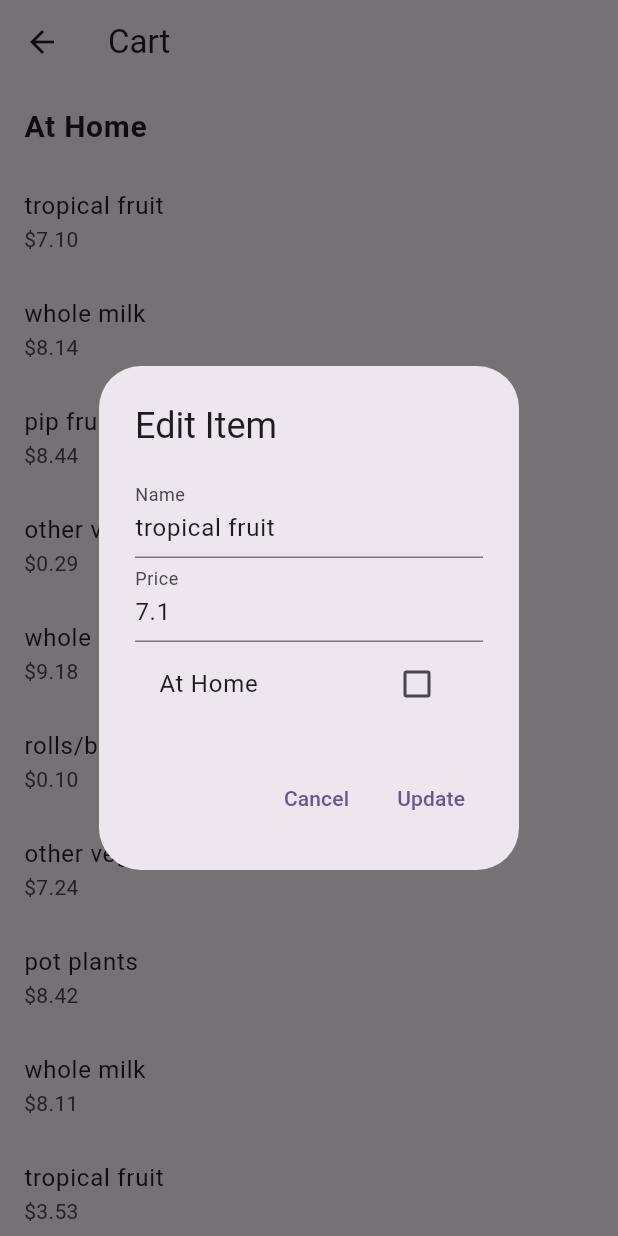
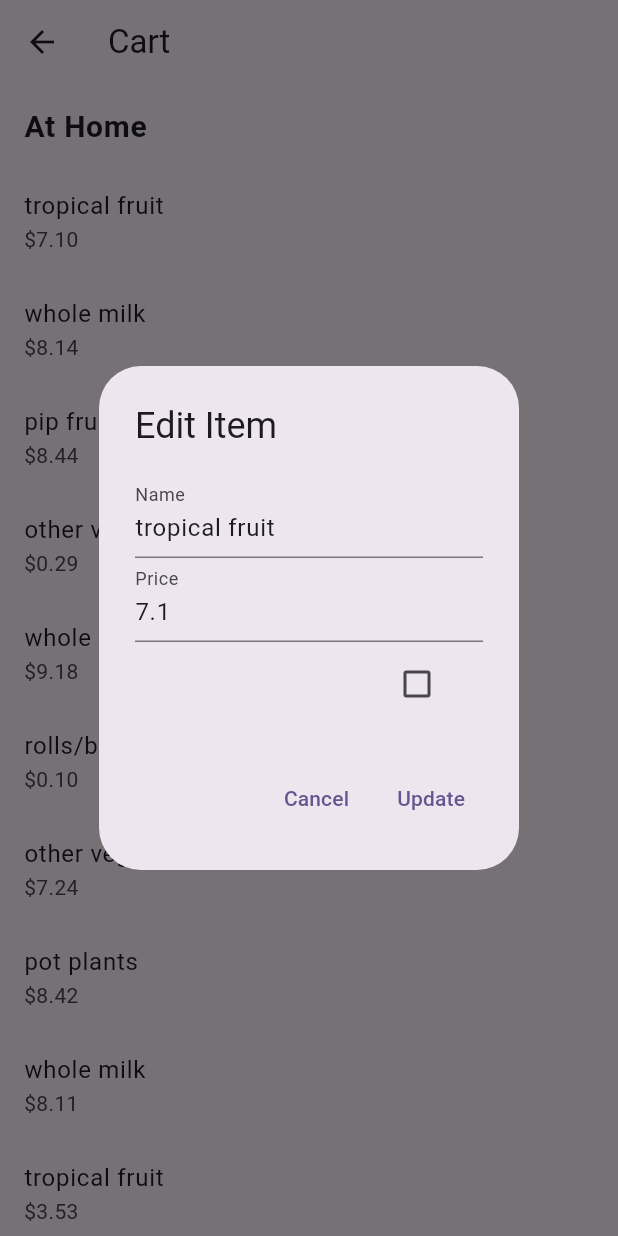
Before and after one commit to nalinidutt/out_cast, a Flutter app: the Cart screen opened directly, after a tap on "tropical fruit", on a phone screen of 412 x 824 dp. Run offline on Flutter 3.47's test engine with Material 2 defaults, Android fonts, the phone set to English and light mode, and no system bars; our stand-ins replace csv, google_nav_bar, line_awesome_flutter.

Commit message:
new at home

```diff
--- a/lib/cart.dart
+++ b/lib/cart.dart
@@ -93,7 +93,6 @@ class _CartState extends State<Cart> {
             TextField(controller: nameController, decoration: InputDecoration(labelText: 'Name')),
             TextField(controller: priceController, decoration: InputDecoration(labelText: 'Price'), keyboardType: TextInputType.number),
             CheckboxListTile(
-              title: Text("At Home"),
               value: isAtHome,
               onChanged: (newValue) {
                 setState(() {
```
